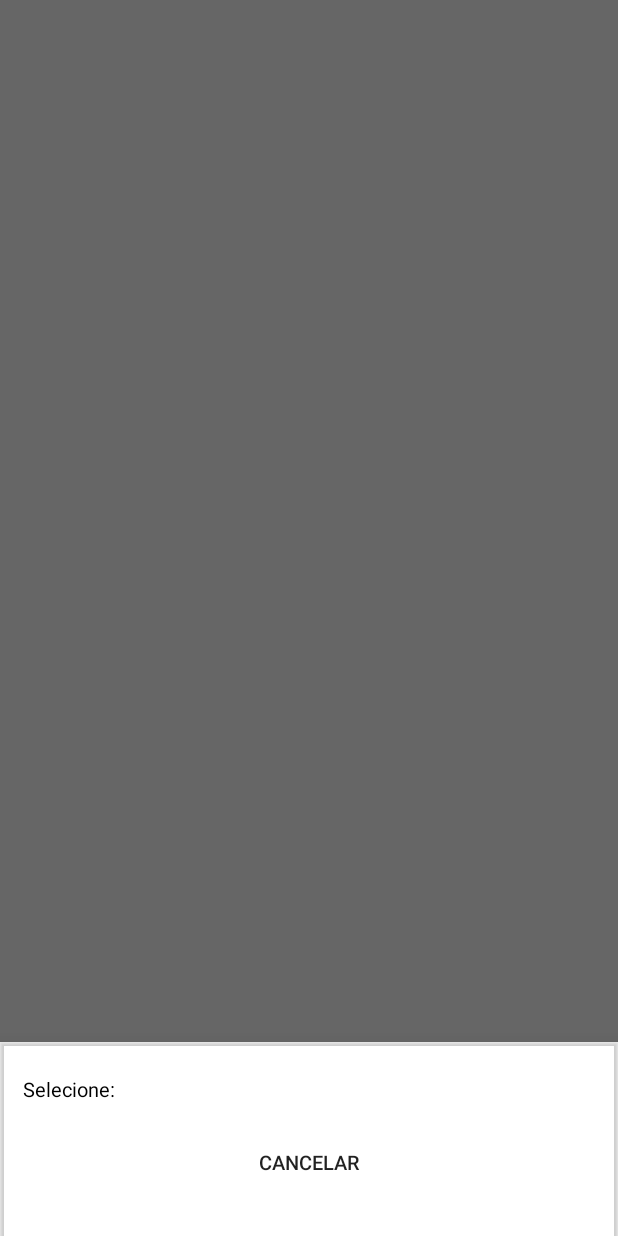
After one commit to simonardejr/lodjinha, an Android app: the fragment FilterBottomSheetDialog shown on its own in the app's theme, on a phone screen of 412 x 824 dp. The commit adds this screen. Run offline under Robolectric (Android 15) with nearby library versions, the phone set to English and light mode, and no system bars; Roboto replaces fonts that are not available here; 1 statement that could not run was skipped.

Commit message:
adicionando botão de filtro e bottomsheet

```diff
--- a/app/src/main/java/br/com/lodjinha/ui/MainActivity.kt
+++ b/app/src/main/java/br/com/lodjinha/ui/MainActivity.kt
@@ -50,8 +50,19 @@ class MainActivity : AppCompatActivity(), NavigationDelegate {
             when(destination.id) {
                 R.id.mainFragment -> {
                     binding.drawerLayout.setDrawerLockMode(DrawerLayout.LOCK_MODE_UNLOCKED)
+                    binding.topAppBar.menu.findItem(R.id.filter).apply {
+                        isVisible = false
+                    }
+                }
+                R.id.productsListFragment -> {
+                    binding.topAppBar.menu.findItem(R.id.filter).apply {
+                        isVisible = true
+                    }
                 }
                 else -> {
+                    binding.topAppBar.menu.findItem(R.id.filter).apply {
+                        isVisible = false
+                    }
                 }
             }
 
--- /dev/null
+++ b/app/src/main/java/br/com/lodjinha/ui/components/filterbottomsheet/FilterBottomSheetDialog.kt
@@ -0,0 +1,78 @@
+package br.com.lodjinha.ui.components.filterbottomsheet
+
+import android.app.Dialog
+import android.os.Bundle
+import android.view.LayoutInflater
+import android.view.View
+import android.view.ViewGroup
+import androidx.fragment.app.Fragment
+import br.com.lodjinha.databinding.BottomSheetFilterBinding
+//import com.example.aula2_iesb_lodjinha.databinding.BottomSheetFilterBinding
+import com.google.android.material.bottomsheet.BottomSheetBehavior
+import com.google.android.material.bottomsheet.BottomSheetDialogFragment
+import java.io.Serializable
+
+
+class FilterBottomSheetDialog : BottomSheetDialogFragment() {
+
+    private var _binding: BottomSheetFilterBinding? = null
+    private val binding: BottomSheetFilterBinding get() = _binding!!
+
+    private var list: ArrayList<String> = arrayListOf()
+    private var onSelectionFinished: ((String, Int) -> Unit)? = null
+
+    // TODO CREATE ADAPTER
+    // private lateinit var adapter: FilterAdapter
+
+    override fun onCreateView(
+        inflater: LayoutInflater,
+        container: ViewGroup?,
+        savedInstanceState: Bundle?
+    ): View {
+        _binding = BottomSheetFilterBinding.inflate(inflater, container, false)
+        return binding.root
+    }
+
+    override fun onCreateDialog(savedInstanceState: Bundle?): Dialog {
+        arguments?.let {
+            list = ArrayList(it.getStringArrayList(ITEMS_KEY))
+            onSelectionFinished = it.getSerializable(ON_SELECTION_FINISHED_KEY) as? ((String, Int) -> Unit)?
+        }
+
+        return super.onCreateDialog(savedInstanceState)
+    }
+
+
+    override fun onStart() {
+        super.onStart()
+
+        val dialog = requireView().parent as View
+        dialog.layoutParams.height = ViewGroup.LayoutParams.WRAP_CONTENT
+
+        val behavior = BottomSheetBehavior.from(dialog)
+        behavior.state = BottomSheetBehavior.STATE_SETTLING
+        behavior.isDraggable = true
+
+
+        // TODO: Setar o adapter
+    }
+
+    companion object {
+        private const val ITEMS_KEY = "Items"
+        private const val ON_SELECTION_FINISHED_KEY = "OnSelectionFinished"
+
+        fun Fragment.openBottomSheetDialog(
+            items: ArrayList<String>,
+            onSelectionFinished: (String, Int) -> Unit
+        ) {
+            val bundle = Bundle().apply {
+                putStringArrayList(ITEMS_KEY, items)
+                putSerializable(ON_SELECTION_FINISHED_KEY, onSelectionFinished as Serializable)
+            }
+
+            val bottomSheetFragment = FilterBottomSheetDialog()
+            bottomSheetFragment.arguments = bundle
+            bottomSheetFragment.show(parentFragmentManager, "BOTTOMSHHET")
+        }
+    }
+}
--- /dev/null
+++ b/app/src/main/res/drawable/ic_baseline_filter_list_24.xml
@@ -0,0 +1,10 @@
+<vector xmlns:android="http://schemas.android.com/apk/res/android"
+    android:width="24dp"
+    android:height="24dp"
+    android:viewportWidth="24"
+    android:viewportHeight="24"
+    android:tint="?attr/colorControlNormal">
+  <path
+      android:fillColor="@android:color/white"
+      android:pathData="M10,18h4v-2h-4v2zM3,6v2h18L21,6L3,6zM6,13h12v-2L6,11v2z"/>
+</vector>
--- a/app/src/main/res/layout/activity_main.xml
+++ b/app/src/main/res/layout/activity_main.xml
@@ -18,6 +18,7 @@
             android:layout_height="match_parent"
             android:orientation="vertical">
 
+
             <com.google.android.material.appbar.MaterialToolbar
                 android:id="@+id/topAppBar"
                 android:layout_width="match_parent"
@@ -25,7 +26,29 @@
                 android:layout_height="wrap_content"
                 app:title="@string/app_name"
                 style="@style/Widget.MaterialComponents.Toolbar.PrimarySurface"
-                android:elevation="0dp" >
+                android:elevation="0dp"
+                app:navigationIcon="@drawable/ic_home"
+                app:menu="@menu/top_app_bar"
+                >
+
+<!--                <RelativeLayout-->
+<!--                    android:layout_width="match_parent"-->
+<!--                    android:layout_height="wrap_content" android:background="@color/transparent">-->
+
+<!--                    <ImageView-->
+<!--                        android:id="@+id/iv_back"-->
+
+<!--                        android:layout_width="wrap_content"-->
+
+<!--                        android:padding="16dp"-->
+<!--                        android:layout_centerVertical="true"-->
+<!--                        android:layout_alignParentEnd="true"-->
+<!--                        android:src="@drawable/ic_home"-->
+<!--                        android:layout_height="wrap_content"-->
+<!--                        android:background="@color/transparent"-->
+<!--                        android:visibility="gone"/>-->
+
+<!--                </RelativeLayout>-->
 
             </com.google.android.material.appbar.MaterialToolbar>
 
--- /dev/null
+++ b/app/src/main/res/layout/bottom_sheet_filter.xml
@@ -0,0 +1,91 @@
+<?xml version="1.0" encoding="utf-8"?>
+<FrameLayout
+    xmlns:app="http://schemas.android.com/apk/res-auto"
+    xmlns:android="http://schemas.android.com/apk/res/android"
+    xmlns:project="http://schemas.android.com/tools"
+    android:layout_width="match_parent"
+    android:layout_height="wrap_content">
+
+    <androidx.cardview.widget.CardView
+        android:backgroundTint="@color/transparent"
+        android:layout_marginTop="-3dp"
+        project:cardCornerRadius="3dp"
+        android:layout_width="match_parent"
+        android:layout_height="wrap_content">
+
+        <androidx.constraintlayout.widget.ConstraintLayout
+            android:id="@+id/bottomview_layout"
+            android:layout_width="match_parent"
+            android:layout_height="wrap_content"
+            android:paddingBottom="20dp"
+            android:layout_gravity="bottom|center">
+
+            <androidx.appcompat.widget.AppCompatTextView
+                android:id="@+id/bottomview_title"
+                android:layout_width="match_parent"
+                android:layout_height="wrap_content"
+                app:layout_constraintTop_toTopOf="parent"
+                android:layout_marginTop="25dp"
+                android:layout_marginStart="15dp"
+                android:layout_marginEnd="15dp"
+                android:textSize="@dimen/textsize_small"
+                android:visibility="visible"
+                android:text="Selecione:"
+                android:textColor="@color/black"
+                />
+
+            <androidx.recyclerview.widget.RecyclerView
+                android:id="@+id/bottomview_recyclerview"
+                android:layout_width="match_parent"
+                android:layout_height="wrap_content"
+                app:layout_constrainedHeight="true"
+                app:layout_constraintTop_toBottomOf="@+id/bottomview_title"
+                app:layout_constraintBottom_toTopOf="@+id/bottomview_buttons_container"
+                android:layout_marginTop="15dp"
+                android:orientation="vertical"
+                app:layoutManager="androidx.recyclerview.widget.LinearLayoutManager"
+                />
+
+            <LinearLayout
+                android:id="@+id/bottomview_buttons_container"
+                android:layout_width="match_parent"
+                android:layout_height="wrap_content"
+                android:layout_marginBottom="5dp"
+                android:layout_marginStart="20dp"
+                android:layout_marginEnd="20dp"
+                android:weightSum="2"
+                app:layout_constraintBottom_toBottomOf="parent"
+                >
+
+                <androidx.appcompat.widget.AppCompatButton
+                    android:id="@+id/bottomview_cancel_button"
+                    android:layout_width="match_parent"
+                    android:layout_height="wrap_content"
+                    android:layout_weight="1"
+                    android:layout_marginStart="20dp"
+                    android:layout_marginEnd="20dp"
+                    android:text="Cancelar"
+                    android:textAlignment="center"
+                    android:textSize="@dimen/textsize_small"
+                    style="@style/Widget.AppCompat.Button.Borderless"/>
+
+                <androidx.appcompat.widget.AppCompatButton
+                    android:id="@+id/bottomview_positive_button"
+                    android:layout_width="match_parent"
+                    android:layout_height="wrap_content"
+                    android:layout_weight="1"
+                    android:layout_marginStart="20dp"
+                    android:layout_marginEnd="20dp"
+                    android:text="Ok"
+                    android:textAlignment="center"
+                    android:textSize="@dimen/textsize_small"
+                    android:visibility="gone"
+                    />
+
+            </LinearLayout>
+        </androidx.constraintlayout.widget.ConstraintLayout>
+
+
+    </androidx.cardview.widget.CardView>
+
+</FrameLayout>
--- /dev/null
+++ b/app/src/main/res/menu/top_app_bar.xml
@@ -0,0 +1,12 @@
+<menu xmlns:android="http://schemas.android.com/apk/res/android"
+    xmlns:app="http://schemas.android.com/apk/res-auto">
+
+    <item
+        android:id="@+id/filter"
+        android:icon="@drawable/ic_baseline_filter_list_24"
+        android:title="favorite"
+        android:contentDescription="aa"
+        app:showAsAction="always"
+        android:visible="false"/>
+
+</menu>
```
Also changed, not shown: app/src/main/java/br/com/lodjinha/ui/fragments/ProductsListFragment.kt (+9 -3 lines).
